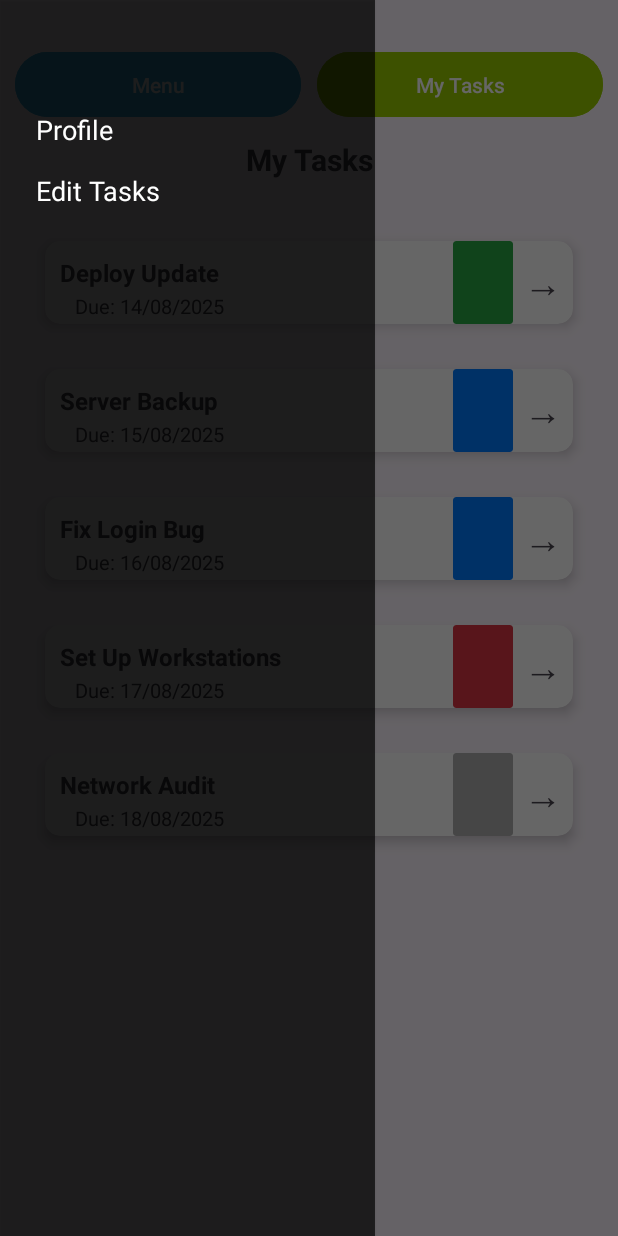
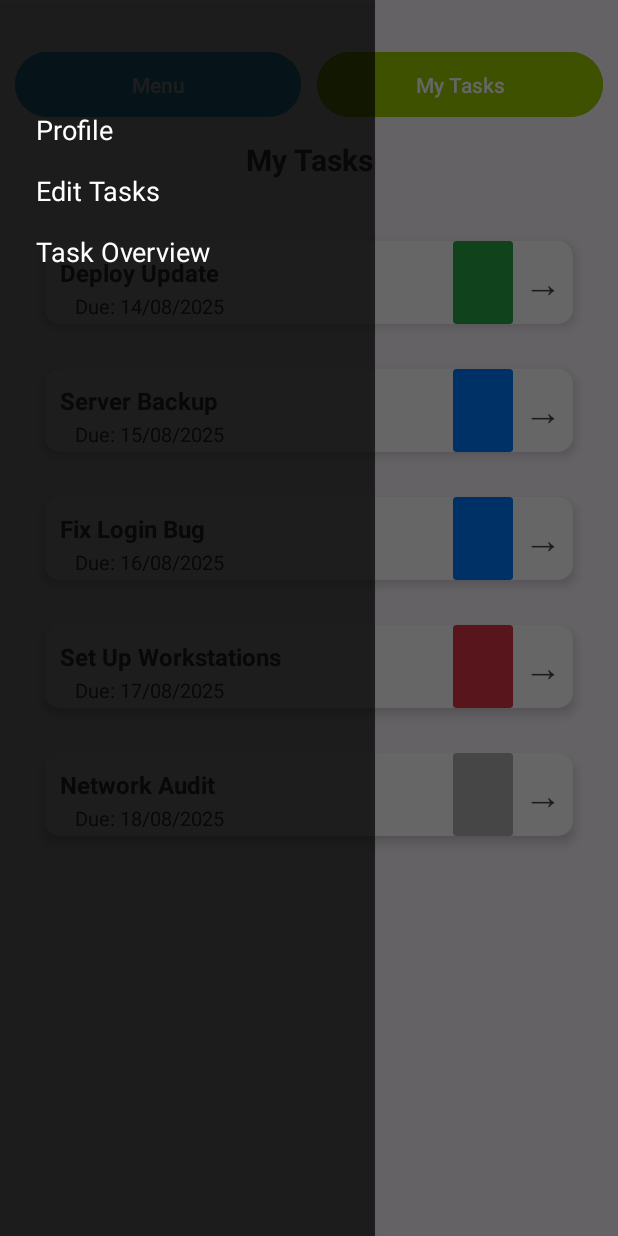
Before and after one commit to Jarryd-Knoesen/PROG7314, an Android app: the Home screen opened directly, with no data from a screen before it, with the side drawer open, on a phone screen of 412 x 824 dp. Run offline under Robolectric (Android 15) with nearby library versions, the phone set to English and light mode, and no system bars.

Commit message:
Added Task Overview page
Added the task overview page with a working dynamic table, a task overview adapter to help create the tasks in the recyclerview. Also added a task_overview_item view that is what the table items will look like

```diff
--- a/app/src/main/AndroidManifest.xml
+++ b/app/src/main/AndroidManifest.xml
@@ -11,6 +11,9 @@
         android:roundIcon="@mipmap/ic_launcher_round"
         android:supportsRtl="true"
         android:theme="@style/Theme.PROG7314_Mobile_App_V2">
+        <activity
+            android:name=".TaskOverview"
+            android:exported="false" />
         <activity
             android:name=".Home"
             android:exported="false" />
--- a/app/src/main/java/com/example/prog7314_mobile_app_v2/Home.kt
+++ b/app/src/main/java/com/example/prog7314_mobile_app_v2/Home.kt
@@ -31,6 +31,7 @@ class Home : AppCompatActivity() {
                 "Deploy Update",
                 "Push latest version to production",
                 getDate(2025, 8, 14),
+                "Jarryd",
                 Color.parseColor("#28A745") // Green
             ),
             Task(
@@ -38,6 +39,7 @@ class Home : AppCompatActivity() {
                 "Server Backup",
                 "Perform full backup of database and application files",
                 getDate(2025, 8, 15),
+                "Jarryd",
                 Color.parseColor("#007BFF") // Blue
             ),
             Task(
@@ -45,6 +47,7 @@ class Home : AppCompatActivity() {
                 "Fix Login Bug",
                 "Investigate and resolve user login timeout issue",
                 getDate(2025, 8, 16),
+                "Jarryd",
                 Color.parseColor("#007BFF") // Blue
             ),
             Task(
@@ -52,6 +55,7 @@ class Home : AppCompatActivity() {
                 "Set Up Workstations",
                 "Prepare and configure laptops for new employees",
                 getDate(2025, 8, 17),
+                "Jarryd",
                 Color.parseColor("#DC3545") // Red
             ),
             Task(
@@ -59,6 +63,7 @@ class Home : AppCompatActivity() {
                 "Network Audit",
                 "Review firewall rules and security settings",
                 getDate(2025, 8, 18),
+                "Jarryd",
                 Color.parseColor("#B0B0B0") // Gray
             )
         ).sortedBy { it.dueDate } // sorts the tasks by earliest date
@@ -70,6 +75,8 @@ class Home : AppCompatActivity() {
         // Gets ID of the menu button and the drawer layout
         val drawerLayout = findViewById<DrawerLayout>(R.id.drawerLoyout)
         val btnMenu = findViewById<Button>(R.id.btnMenu)
+
+        val btnTasks = findViewById<Button>(R.id.btnTasks)
 
         // Gets ID of the menu items
         val smProfile = findViewById<TextView>(R.id.smProfile)
@@ -91,6 +98,11 @@ class Home : AppCompatActivity() {
         smEditTasks.setOnClickListener {
             startActivity(Intent(this, MainActivity::class.java))
         }
+
+        btnTasks.setOnClickListener {
+            startActivity(Intent(this, TaskOverview::class.java))
+        }
+
     }
 
     private fun getDate(year: Int, month: Int, day: Int): java.util.Date {
--- a/app/src/main/java/com/example/prog7314_mobile_app_v2/models/Task.kt
+++ b/app/src/main/java/com/example/prog7314_mobile_app_v2/models/Task.kt
@@ -8,5 +8,6 @@ data class Task(
     val name: String,
     val description: String,
     val dueDate: Date,  // Now using Date type
+    val assignedTo: String,
     val color: Int
 ) : Serializable
--- a/app/src/main/res/layout/activity_home.xml
+++ b/app/src/main/res/layout/activity_home.xml
@@ -99,6 +99,15 @@
             android:textColor="@android:color/white"
             android:textSize="18sp"
             android:padding="8dp"/>
+
+        <TextView
+            android:id="@+id/smTaskOverview"
+            android:layout_width="match_parent"
+            android:layout_height="wrap_content"
+            android:text="Task Overview"
+            android:textColor="@android:color/white"
+            android:textSize="18sp"
+            android:padding="8dp"/>
     </LinearLayout>
 
 </androidx.drawerlayout.widget.DrawerLayout>
```
Also changed, not shown: app/src/main/java/com/example/prog7314_mobile_app_v2/TaskOverview.kt (added, +28 -0 lines), app/src/main/java/com/example/prog7314_mobile_app_v2/adapters/TaskOverviewAdapter.kt (added, +51 -0 lines), app/src/main/res/layout/activity_task_overview.xml (added, +79 -0 lines), app/src/main/res/layout/task_overview_item.xml (added, +13 -0 lines).
